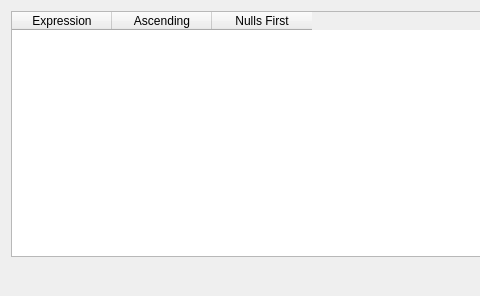
Old version of the form src/ui/qgsorderbydialogbase.ui in the repository carsmie/QGIS; both pictures show x 0 to 480 and y 0 to 296 of the 747 by 296 pixel window.
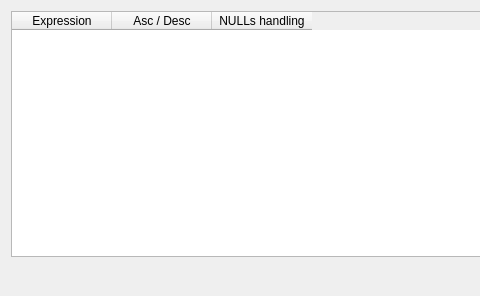
New version of the form.

Commit message: Fix orderby table headers and use combobox

Diff of the .ui file:
```diff
--- a/src/ui/qgsorderbydialogbase.ui
+++ b/src/ui/qgsorderbydialogbase.ui
@@ -39,12 +39,12 @@
      </column>
      <column>
       <property name="text">
-       <string>Ascending</string>
+       <string>Asc / Desc</string>
       </property>
      </column>
      <column>
       <property name="text">
-       <string>Nulls First</string>
+       <string>NULLs handling</string>
       </property>
      </column>
     </widget>
```
Left out of the diff: 6 changed lines with no effect on the pictures. The commit also changes 1 other file.
